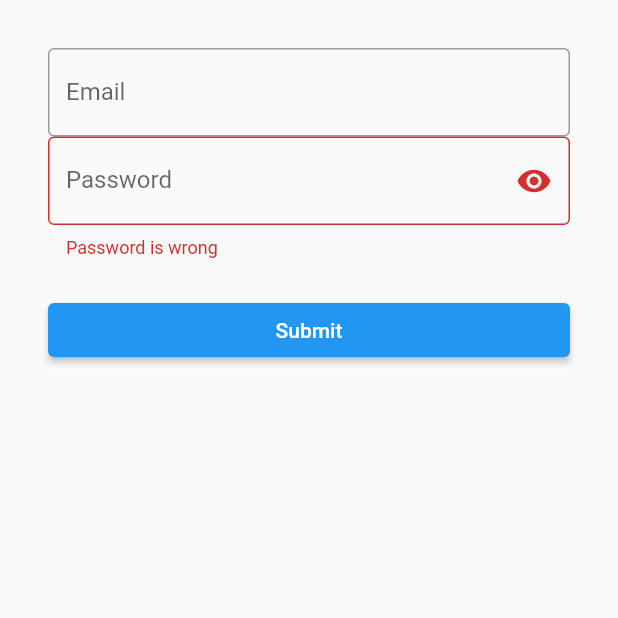
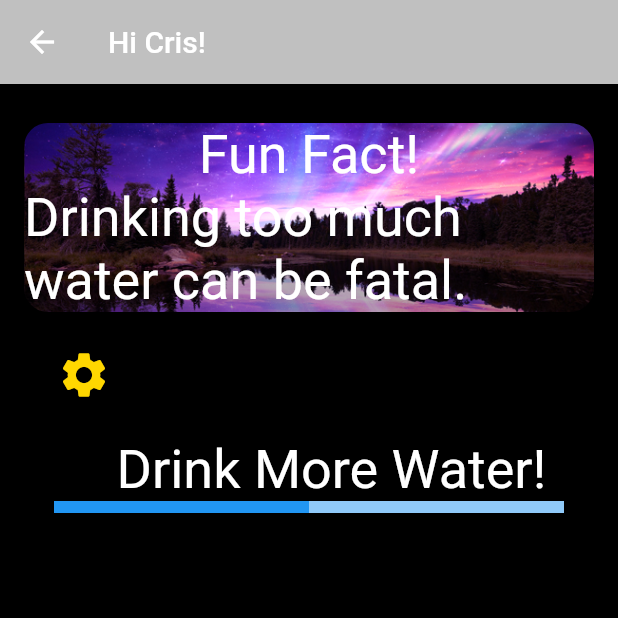
Before and after one commit to cammpfire/water, a Flutter app: the screen it shows after launch, after a tap on "Submit", on a phone screen of 412 x 824 dp, the top half of it. Run offline on Flutter 3.47's test engine with Material 2 defaults, Android fonts, the phone set to English and light mode, and no system bars.

Commit message:
water project updated with new screen

```diff
--- /dev/null
+++ b/lib/information.dart
@@ -0,0 +1,66 @@
+
+
+import 'dart:math';
+
+import 'package:flutter/material.dart';
+import 'package:water/random_text.dart';
+
+class Information extends StatelessWidget {
+  @override
+  Widget build(BuildContext context) {
+    return Scaffold(
+      appBar: AppBar(
+        backgroundColor: Color(0xffC0C0C0),
+        title: Text('Hi Cris!'),
+      ),
+      body: Stack(
+        children: [
+          Container(
+            decoration: BoxDecoration(color: Colors.black),
+            child: Column(
+              mainAxisSize: MainAxisSize.max,
+              children: [
+              SizedBox(height: 10.0,),
+              Padding(
+                padding: const EdgeInsets.all(16.0),
+                child: Container(decoration: BoxDecoration(
+                  image: DecorationImage(
+                    image: AssetImage("images/aurora.png"),
+                    fit: BoxFit.cover,
+                  ),
+                borderRadius: BorderRadius.all(Radius.circular(16.0))
+                ),
+                  child: Column(
+                    children: [
+                      Text('Fun Fact!', style:TextStyle(color: Colors.white, fontSize: 36.0),),
+                      Text(facts[Random().nextInt(facts.length)], style:
+                      TextStyle(color: Colors.white, fontSize: 36.0),),
+                    ],
+                  )),
+              ),
+                Padding(
+                  padding: const EdgeInsets.only(left: 30.0),
+                  child: Row(
+                    children: [
+                      IconButton(icon: Icon(Icons.settings, color: Color(0xffFFD700),size: 36.0,), onPressed: (){}),
+                    ],
+                  ),
+                ),
+                Padding(padding: EdgeInsets.only(top: 20.0, left: 30.0),
+                  child: Text('Drink More Water!',
+                    style:
+                    TextStyle(color: Colors.white,
+                        fontSize: 36.0),),
+                ),
+                Padding(
+                  padding: const EdgeInsets.only(left: 36.0, right: 36.0, bottom: 180.0),
+                  child: LinearProgressIndicator(value: 0.5,minHeight: 8,),
+                ),
+              ],
+            ),
+          ),
+        ],
+      ),
+    );
+  }
+}
--- a/lib/main.dart
+++ b/lib/main.dart
@@ -1,15 +1,25 @@
 import 'package:flutter/material.dart';
+import 'package:water/information.dart';
 import 'package:water/sign_up_form.dart';
 void main() {
   runApp(MyApp());
 }
 
-class MyApp extends StatelessWidget {
+class MyApp extends StatefulWidget {
+  @override
+  _MyAppState createState() => _MyAppState();
+}
+
+class _MyAppState extends State<MyApp> {
+
 
   @override
   Widget build(BuildContext context) {
     return MaterialApp(
-      home: SignUpForm(),
+      home: Scaffold(
+        backgroundColor: Colors.black12,
+        body: SignUpForm(),
+      ),
     );
   }
 }
--- /dev/null
+++ b/lib/random_text.dart
@@ -0,0 +1,38 @@
+List<String> facts = [
+'The water from your faucet could contain molecules that dinosaurs drank.',
+
+'75% of the human brain is water.',
+
+'A person can live about a month without food, but only about a week without water.',
+
+'The average total home water use for each person in the U.S. is about 50 gallons a day.',
+
+'Water expands by 9% when it freezes.',
+
+'Water can dissolve more substances than any other liquid including sulfuric acid.',
+
+'Water weighs about 8 pounds a gallon.',
+
+'A jellyfish and a cucumber are each 95% water.',
+
+'Up to 50% of water is lost through leaks in cities in the developing world.',
+
+'There is about the same amount of water on Earth now as there was millions of years ago.',
+
+'Americans drink more than one billion glasses of tap water per day.',
+
+'300 tons of water are required to manufacture 1 ton of steel.',
+
+'It takes more than twice the amount of water to produce coffee than it does tea.',
+
+'The average pool takes 22,000 gallons of water to fill.',
+
+'Water use has grown at more than twice the rate of population increase in the last century.',
+
+'There is an estimated 326 million trillion gallons of water on earth.',
+
+'Drinking too much water can be fatal.',
+
+'NASA has discovered water in the form of ice on the moon.',
+
+];
--- a/lib/sign_up_form.dart
+++ b/lib/sign_up_form.dart
@@ -1,4 +1,5 @@
 import 'package:flutter/material.dart';
+import 'package:water/information.dart';
 
 class SignUpForm extends StatefulWidget {
   SignUpForm({Key key}) : super(key: key);
@@ -10,25 +11,41 @@ class SignUpForm extends StatefulWidget {
 class _SignUpFormState extends State<SignUpForm> {
   String password = '';
   bool isPasswordVisible = false;
-
   @override
   Widget build(BuildContext context) {
     return Scaffold(
-      body: Center(
-        child: ListView(
-          padding: EdgeInsets.all(32),
+      body: Container(
+        decoration: BoxDecoration(
+          image: DecorationImage(
+            image: AssetImage("images/starry_night.jpeg"),
+            fit: BoxFit.cover,
+          ),
+        ),
+
+        child: Center(
+          child: Padding(
+            padding: const EdgeInsets.all(24.0),
+            child: Column(
+              mainAxisAlignment: MainAxisAlignment.center,
               children: [
                 TextField(
+                  cursorColor: Colors.teal,
                   decoration: InputDecoration(
                     hintText: 'name@example.com',
                     labelText: 'Email',
-                border: OutlineInputBorder(),
+                    enabledBorder: OutlineInputBorder(
+                      borderSide: BorderSide(color: Color(0xffFFD700), width: 3.0),
                     ),
                   ),
+                ),
+                const SizedBox(height: 30.0,),
                 TextField(
                   onChanged: (value) => setState(()=> this.password = value),
                   onSubmitted:  (value) => setState(()=> this.password = value),
                   decoration: InputDecoration(
+                    enabledBorder: OutlineInputBorder(
+                      borderSide: BorderSide(color: Color(0xFFf700), width: 3.0),
+                    ),
                     labelText: 'Password',
                     border: OutlineInputBorder(),
                     errorText: 'Password is wrong',
@@ -40,13 +57,27 @@ class _SignUpFormState extends State<SignUpForm> {
                           setState(()=> isPasswordVisible = !isPasswordVisible),
                     ),
                   ),
+                  obscureText: isPasswordVisible,
                 ),
                 const SizedBox(height: 24.0,),
-            ElevatedButton(
-              onPressed: (){},
-              child: Text('Submit'),
-            )
+                SizedBox(
+                  width: 110.0,
+                  child: OutlinedButton(
+                    onPressed: (){
+                      Navigator.push(context, MaterialPageRoute(builder: (context)=> Information() ));
+                    },
+                    child: Text(
+                      'Submit',
+                      style: TextStyle(color: Color(0xffFFf700), fontSize: 20),
+                    ),
+                    style: OutlinedButton.styleFrom(
+                      side: BorderSide(color: Color(0xffFFf700), width: 2.5),
+                    ),
+                  ),
+                ),
               ],
+            ),
+          ),
         ),
       ),
     );
```
Also changed, not shown: pubspec.yaml (+4 -7 lines), images/aurora.png (added), images/starry_night.jpeg (added), pubspec.lock, 8 other files. Lines whose indentation alone changed are shown as unchanged.
